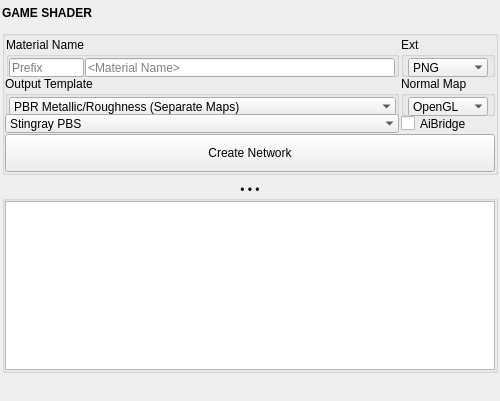
The window that mayatk/mat_utils/game_shader.ui (m3trik/mayatk) describes before a commit, drawn with Qt 5.
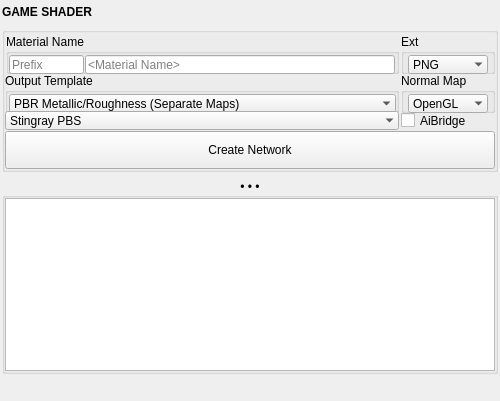
The same window after the commit. Custom widgets are drawn as their Qt base class.

```diff
--- a/mayatk/mat_utils/game_shader.ui
+++ b/mayatk/mat_utils/game_shader.ui
@@ -61,13 +61,13 @@
         <property name="minimumSize">
          <size>
           <width>0</width>
-          <height>22</height>
+          <height>19</height>
          </size>
         </property>
         <property name="maximumSize">
          <size>
           <width>999</width>
-          <height>22</height>
+          <height>19</height>
          </size>
         </property>
         <property name="font">
@@ -648,13 +648,13 @@
         <property name="minimumSize">
          <size>
           <width>0</width>
-          <height>20</height>
+          <height>19</height>
          </size>
         </property>
         <property name="maximumSize">
          <size>
           <width>16777215</width>
-          <height>20</height>
+          <height>19</height>
          </size>
         </property>
        </widget>
```
